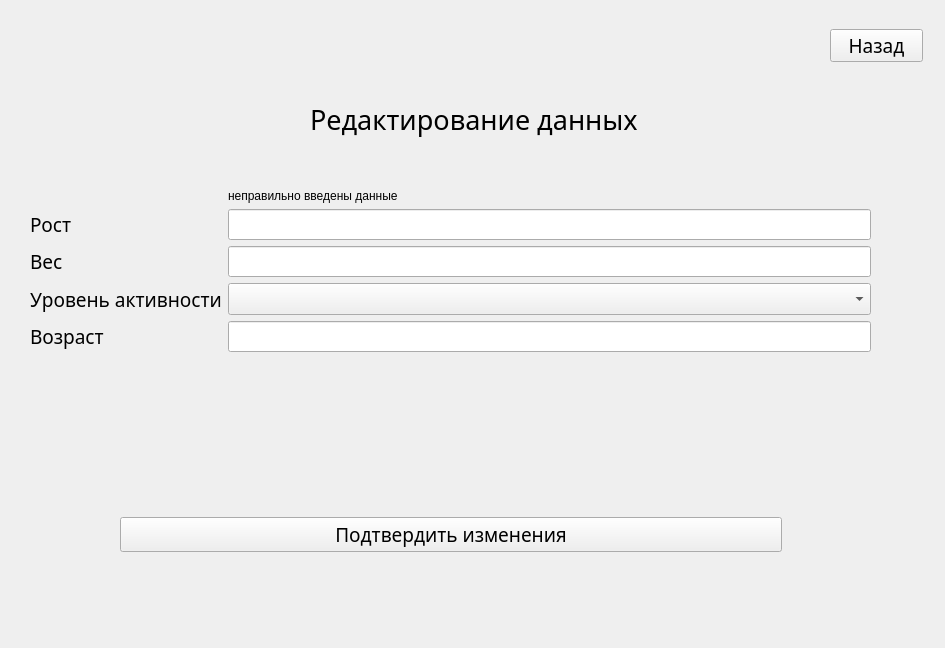
This is RegLog.ui in TheLastie/FitnessTracker as Qt 5 draws it before an edit. The edited form follows.
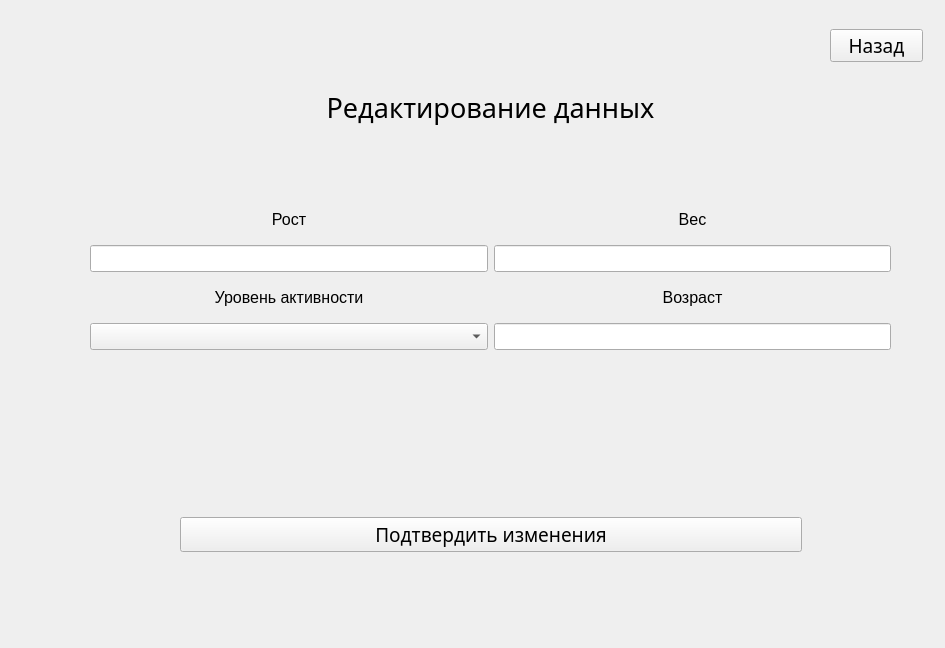
This is the edited form.

Commit message: editing settings widget

The edit to the form file:
```diff
--- a/RegLog.ui
+++ b/RegLog.ui
@@ -782,9 +782,9 @@
     <widget class="QLabel" name="UserDataChange">
      <property name="geometry">
       <rect>
-       <x>290</x>
+       <x>70</x>
        <y>70</y>
-       <width>391</width>
+       <width>801</width>
        <height>61</height>
       </rect>
      </property>
@@ -797,6 +797,9 @@
      <property name="text">
       <string>Редактирование данных</string>
      </property>
+     <property name="alignment">
+      <set>Qt::AlignHCenter|Qt::AlignTop</set>
+     </property>
     </widget>
     <widget class="QPushButton" name="BackButtonChange">
      <property name="geometry">
@@ -817,150 +820,12 @@
       <string>Назад</string>
      </property>
     </widget>
-    <widget class="QWidget" name="formLayoutWidget_3">
-     <property name="geometry">
-      <rect>
-       <x>10</x>
-       <y>170</y>
-       <width>841</width>
-       <height>251</height>
-      </rect>
-     </property>
-     <layout class="QFormLayout" name="formLayout_4">
-      <item row="0" column="0">
-       <spacer name="verticalSpacer_4">
-        <property name="orientation">
-         <enum>Qt::Vertical</enum>
-        </property>
-        <property name="sizeType">
-         <enum>QSizePolicy::Fixed</enum>
-        </property>
-        <property name="sizeHint" stdset="0">
-         <size>
-          <width>20</width>
-          <height>10</height>
-         </size>
-        </property>
-       </spacer>
-      </item>
-      <item row="0" column="1">
-       <widget class="QLabel" name="cerror_2">
-        <property name="text">
-         <string>неправильно введены данные</string>
-        </property>
-       </widget>
-      </item>
-      <item row="1" column="0">
-       <widget class="QLabel" name="highChange_2">
-        <property name="font">
-         <font>
-          <family>Sitka Heading</family>
-          <pointsize>14</pointsize>
-         </font>
-        </property>
-        <property name="text">
-         <string>Рост</string>
-        </property>
-        <property name="alignment">
-         <set>Qt::AlignLeading|Qt::AlignLeft|Qt::AlignVCenter</set>
-        </property>
-       </widget>
-      </item>
-      <item row="1" column="1">
-       <widget class="QLineEdit" name="high_le_change_2">
-        <property name="font">
-         <font>
-          <pointsize>14</pointsize>
-         </font>
-        </property>
-        <property name="readOnly">
-         <bool>true</bool>
-        </property>
-       </widget>
-      </item>
-      <item row="2" column="0">
-       <widget class="QLabel" name="weightChange_2">
-        <property name="font">
-         <font>
-          <family>Sitka Heading</family>
-          <pointsize>14</pointsize>
-         </font>
-        </property>
-        <property name="text">
-         <string>Вес</string>
-        </property>
-       </widget>
-      </item>
-      <item row="2" column="1">
-       <widget class="QLineEdit" name="weight_le_change_2">
-        <property name="font">
-         <font>
-          <pointsize>14</pointsize>
-         </font>
-        </property>
-        <property name="readOnly">
-         <bool>true</bool>
-        </property>
-       </widget>
-      </item>
-      <item row="3" column="0">
-       <widget class="QLabel" name="activChange_2">
-        <property name="font">
-         <font>
-          <family>Sitka Heading</family>
-          <pointsize>14</pointsize>
-         </font>
-        </property>
-        <property name="text">
-         <string>Уровень активности</string>
-        </property>
-       </widget>
-      </item>
-      <item row="3" column="1">
-       <widget class="QComboBox" name="activ_cb_change_2">
-        <property name="sizePolicy">
-         <sizepolicy hsizetype="Preferred" vsizetype="Fixed">
-          <horstretch>0</horstretch>
-          <verstretch>0</verstretch>
-         </sizepolicy>
-        </property>
-        <property name="font">
-         <font>
-          <pointsize>15</pointsize>
-         </font>
-        </property>
-       </widget>
-      </item>
-      <item row="4" column="0">
-       <widget class="QLabel" name="ageChange_2">
-        <property name="font">
-         <font>
-          <family>Sitka Heading</family>
-          <pointsize>14</pointsize>
-         </font>
-        </property>
-        <property name="text">
-         <string>Возраст</string>
-        </property>
-       </widget>
-      </item>
-      <item row="4" column="1">
-       <widget class="QLineEdit" name="age_le_change_2">
-        <property name="font">
-         <font>
-          <pointsize>14</pointsize>
-         </font>
-        </property>
-       </widget>
-      </item>
-     </layout>
-    </widget>
     <widget class="QWidget" name="horizontalLayoutWidget_3">
      <property name="geometry">
       <rect>
-       <x>10</x>
+       <x>70</x>
        <y>490</y>
-       <width>841</width>
+       <width>801</width>
        <height>51</height>
       </rect>
      </property>
@@ -1012,6 +877,114 @@
       </item>
      </layout>
     </widget>
+    <widget class="QWidget" name="gridLayoutWidget">
+     <property name="geometry">
+      <rect>
+       <x>70</x>
+       <y>180</y>
+       <width>801</width>
+       <height>151</height>
+      </rect>
+     </property>
+     <layout class="QGridLayout" name="gridLayout">
+      <item row="0" column="0">
+       <widget class="QLabel" name="label">
+        <property name="font">
+         <font>
+          <pointsize>12</pointsize>
+         </font>
+        </property>
+        <property name="text">
+         <string>Рост</string>
+        </property>
+        <property name="alignment">
+         <set>Qt::AlignCenter</set>
+        </property>
+       </widget>
+      </item>
+      <item row="2" column="0">
+       <widget class="QLabel" name="label_2">
+        <property name="font">
+         <font>
+          <pointsize>12</pointsize>
+         </font>
+        </property>
+        <property name="text">
+         <string>Уровень активности</string>
+        </property>
+        <property name="alignment">
+         <set>Qt::AlignCenter</set>
+        </property>
+       </widget>
+      </item>
+      <item row="1" column="1">
+       <widget class="QLineEdit" name="lineEdit_2">
+        <property name="font">
+         <font>
+          <pointsize>12</pointsize>
+         </font>
+        </property>
+       </widget>
+      </item>
+      <item row="1" column="0">
+       <widget class="QLineEdit" name="lineEdit">
+        <property name="font">
+         <font>
+          <pointsize>12</pointsize>
+         </font>
+        </property>
+       </widget>
+      </item>
+      <item row="2" column="1">
+       <widget class="QLabel" name="label_3">
+        <property name="font">
+         <font>
+          <pointsize>12</pointsize>
+         </font>
+        </property>
+        <property name="text">
+         <string>Возраст</string>
+        </property>
+        <property name="alignment">
+         <set>Qt::AlignCenter</set>
+        </property>
+       </widget>
+      </item>
+      <item row="3" column="1">
+       <widget class="QLineEdit" name="lineEdit_4">
+        <property name="font">
+         <font>
+          <pointsize>12</pointsize>
+         </font>
+        </property>
+       </widget>
+      </item>
+      <item row="0" column="1">
+       <widget class="QLabel" name="label_4">
+        <property name="font">
+         <font>
+          <pointsize>12</pointsize>
+         </font>
+        </property>
+        <property name="text">
+         <string>Вес</string>
+        </property>
+        <property name="alignment">
+         <set>Qt::AlignCenter</set>
+        </property>
+       </widget>
+      </item>
+      <item row="3" column="0">
+       <widget class="QComboBox" name="comboBox">
+        <property name="font">
+         <font>
+          <pointsize>12</pointsize>
+         </font>
+        </property>
+       </widget>
+      </item>
+     </layout>
+    </widget>
    </widget>
   </widget>
  </widget>
```
Left out of the diff: 2 changed lines with no effect on the pictures. The commit also changes 2 other files.
